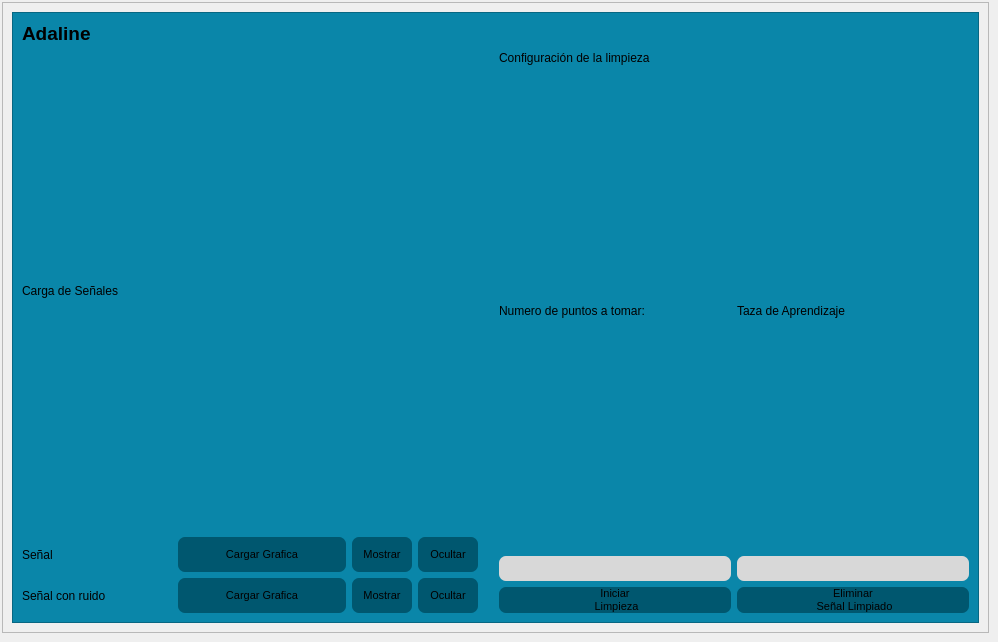
Before: the Qt Designer form module/main.ui in Ship-Codex-U/IA2-P03, drawn with Qt 5.
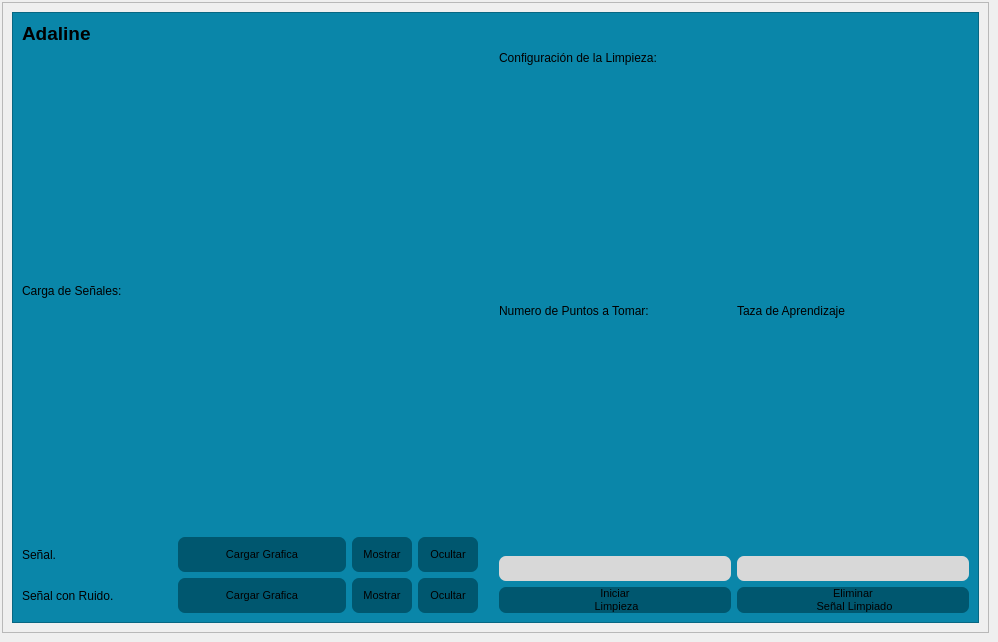
After: the same form once the commit is applied.

Commit message: Correccion de los textos en la interfaz

The edit to the form file:
```diff
--- a/module/main.ui
+++ b/module/main.ui
@@ -93,7 +93,7 @@
               <item>
                <widget class="QLabel" name="label_14">
                 <property name="text">
-                 <string>Carga de Señales</string>
+                 <string>Carga de Señales:</string>
                 </property>
                </widget>
               </item>
@@ -108,7 +108,7 @@
                    </size>
                   </property>
                   <property name="text">
-                   <string>Señal</string>
+                   <string>Señal.</string>
                   </property>
                  </widget>
                 </item>
@@ -196,7 +196,7 @@
                    </size>
                   </property>
                   <property name="text">
-                   <string>Señal con ruido</string>
+                   <string>Señal con Ruido.</string>
                   </property>
                  </widget>
                 </item>
@@ -284,7 +284,7 @@
               <item>
                <widget class="QLabel" name="label_15">
                 <property name="text">
-                 <string>Configuración de la limpieza</string>
+                 <string>Configuración de la Limpieza:</string>
                 </property>
                </widget>
               </item>
@@ -339,7 +339,7 @@
                   <item>
                    <widget class="QLabel" name="label_11">
                     <property name="text">
-                     <string>Numero de puntos a tomar:</string>
+                     <string>Numero de Puntos a Tomar:</string>
                     </property>
                    </widget>
                   </item>
```
The commit also changes 1 other file.
